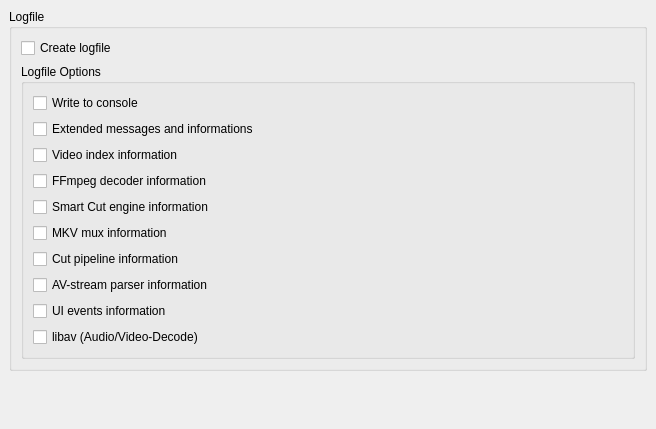
First picture: the form in ui/ttcutsettingsfiles.ui, repository MINIXJR/TTCut-ng, before the edit.
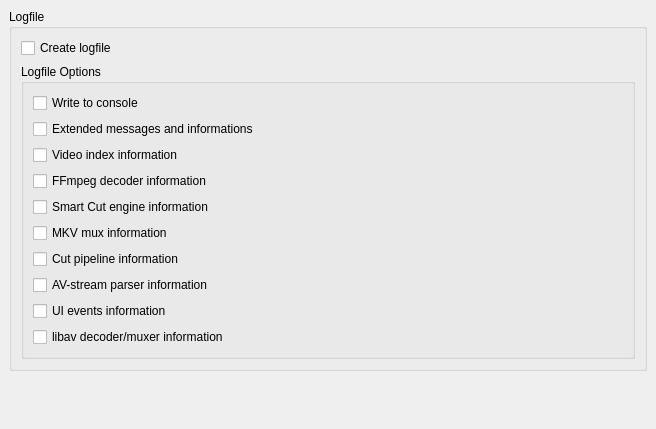
Second picture: the form after the edit.

```diff
--- a/ui/ttcutsettingsfiles.ui
+++ b/ui/ttcutsettingsfiles.ui
@@ -144,7 +144,7 @@
          <item row="9" column="0" >
           <widget class="QCheckBox" name="cbLogPlusLibav" >
            <property name="text" >
-            <string>libav (Audio/Video-Decode)</string>
+            <string>libav decoder/muxer information</string>
            </property>
           </widget>
          </item>
```
